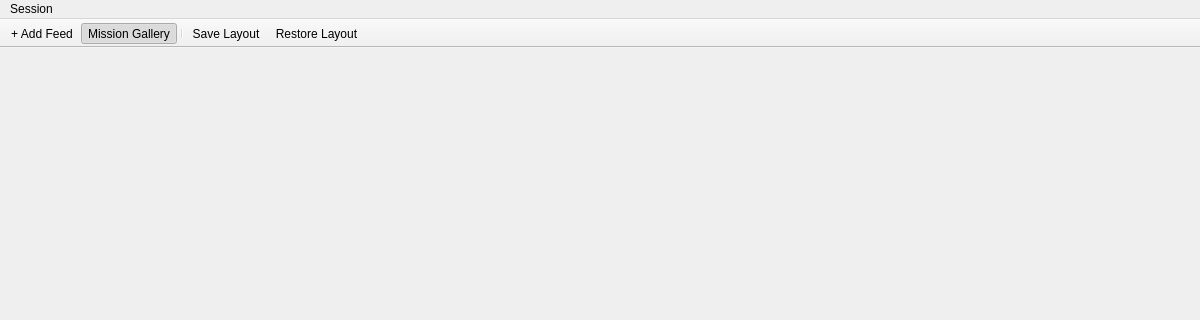
Before: the Qt Designer form resources/views/flight/flight_viewer.ui in MEJOR-Technologies/automated-drone-image-analysis-tool, drawn with Qt 5; both pictures show x 0 to 1200 and y 0 to 320 of the 1200 by 800 pixel window.
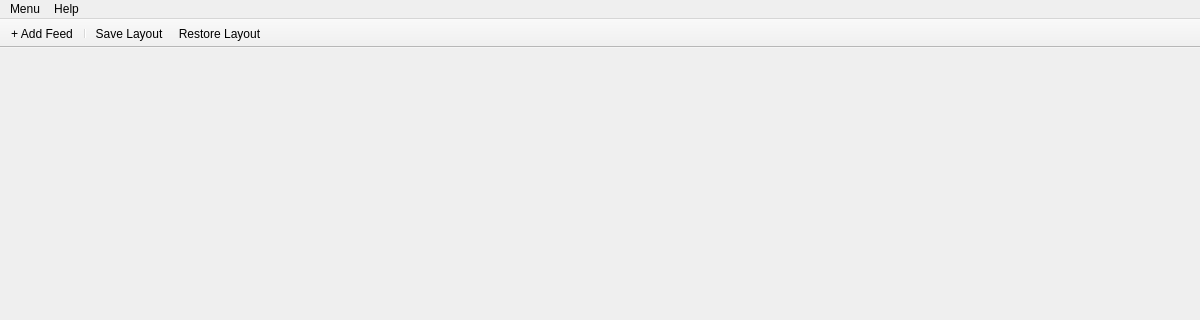
After: the same form once the commit is applied.

Commit message: feat: §20 session continuity + Flight Viewer correctness fixes

```diff
--- a/resources/views/flight/flight_viewer.ui
+++ b/resources/views/flight/flight_viewer.ui
@@ -44,9 +44,9 @@
      <height>22</height>
     </rect>
    </property>
-   <widget class="QMenu" name="menuSession">
+   <widget class="QMenu" name="menuMain">
     <property name="title">
-     <string>Session</string>
+     <string>Menu</string>
     </property>
     <addaction name="actionAddFeed"/>
     <addaction name="actionToggleGallery"/>
@@ -56,7 +56,14 @@
     <addaction name="separator"/>
     <addaction name="actionClose"/>
    </widget>
-   <addaction name="menuSession"/>
+   <widget class="QMenu" name="menuHelp">
+    <property name="title">
+     <string>Help</string>
+    </property>
+    <addaction name="actionHelp"/>
+   </widget>
+   <addaction name="menuMain"/>
+   <addaction name="menuHelp"/>
   </widget>
   <widget class="QStatusBar" name="statusbar"/>
   <widget class="QToolBar" name="mainToolBar">
@@ -76,7 +83,6 @@
     <bool>false</bool>
    </attribute>
    <addaction name="actionAddFeed"/>
-   <addaction name="actionToggleGallery"/>
    <addaction name="separator"/>
    <addaction name="actionSaveLayout"/>
    <addaction name="actionRestoreLayout"/>
```
Left out of the diff: 45 changed lines with no effect on the pictures. The commit also changes 25 other files.
